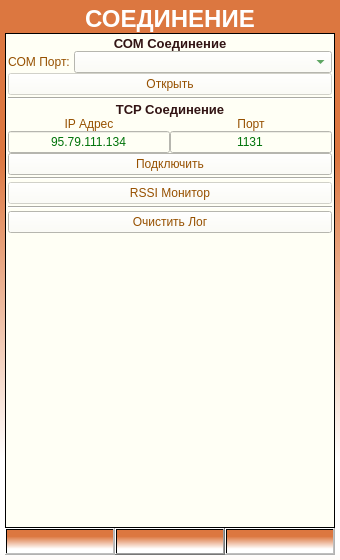
Before: the Qt Designer form ANDROID_FORMS/connections_form.ui in DavidSiegman/PLC_RF_Configurator, drawn with Qt 5.
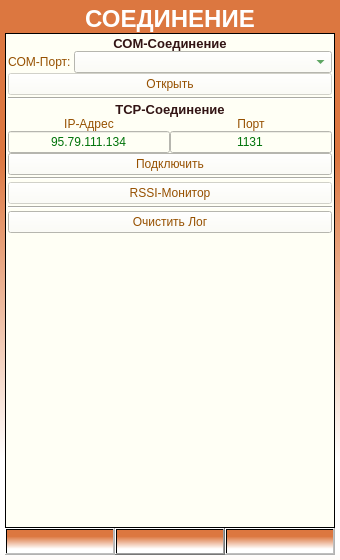
After: the same form once the commit is applied. Icons and pictures are not drawn.

Patch:
```diff
--- a/ANDROID_FORMS/connections_form.ui
+++ b/ANDROID_FORMS/connections_form.ui
@@ -173,7 +173,7 @@
                <string notr="true">color: rgb(50, 20, 20);</string>
               </property>
               <property name="text">
-               <string>TCP Соединение</string>
+               <string>TCP-Соединение</string>
               </property>
               <property name="alignment">
                <set>Qt::AlignCenter</set>
@@ -211,7 +211,7 @@
                  </font>
                 </property>
                 <property name="text">
-                 <string>IP Адрес</string>
+                 <string>IP-Адрес</string>
                 </property>
                 <property name="alignment">
                  <set>Qt::AlignCenter</set>
@@ -444,7 +444,7 @@
                <string notr="true">color: rgb(50, 20, 20);</string>
               </property>
               <property name="text">
-               <string>СОМ Соединение</string>
+               <string>СОМ-Соединение</string>
               </property>
               <property name="alignment">
                <set>Qt::AlignCenter</set>
@@ -476,7 +476,7 @@
                  </font>
                 </property>
                 <property name="text">
-                 <string>COM Порт: </string>
+                 <string>COM-Порт: </string>
                 </property>
                </widget>
               </item>
@@ -577,7 +577,7 @@
             </font>
            </property>
            <property name="text">
-            <string>RSSI Монитор</string>
+            <string>RSSI-Монитор</string>
            </property>
            <property name="tabletTracking" stdset="0">
             <bool>true</bool>
```
Left out of the diff: 3 changed lines with no effect on the pictures.
